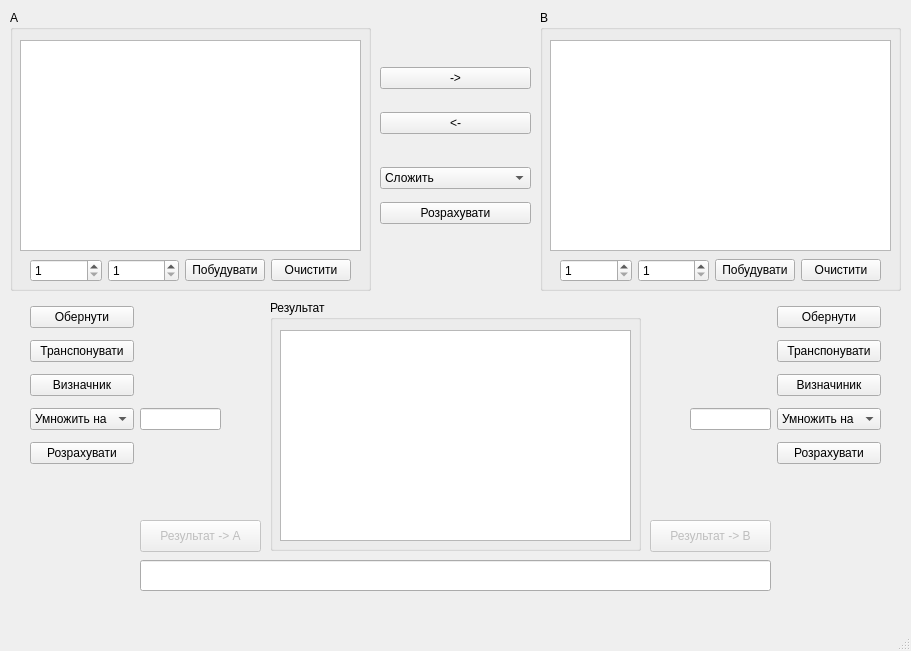
The window that mainwindow.ui (TyPaporotnyk/matrix-calculator) describes before a commit, drawn with Qt 5.
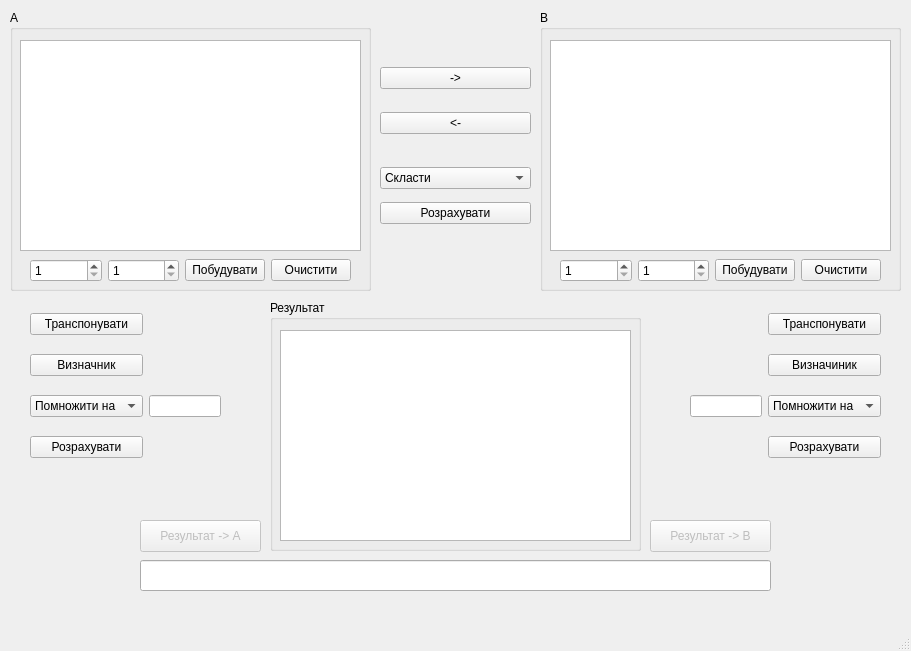
The same window after the commit.

```diff
--- a/mainwindow.ui
+++ b/mainwindow.ui
@@ -233,58 +233,51 @@
      </rect>
     </property>
     <layout class="QGridLayout" name="gridLayout_6">
-     <item row="0" column="0">
-      <widget class="QPushButton" name="matrixButon_convert_1">
-       <property name="text">
-        <string>Обернути</string>
-       </property>
-      </widget>
-     </item>
-     <item row="1" column="0">
-      <widget class="QPushButton" name="matrixButon_transpose_1">
-       <property name="text">
-        <string>Транспонувати</string>
-       </property>
-      </widget>
-     </item>
-     <item row="3" column="1">
-      <widget class="QLineEdit" name="matrix_line_1">
-       <property name="enabled">
-        <bool>true</bool>
-       </property>
-      </widget>
-     </item>
      <item row="3" column="0">
-      <widget class="QComboBox" name="matrix_operations_1">
-       <property name="currentText">
-        <string>Умножить на</string>
-       </property>
-       <item>
-        <property name="text">
-         <string>Умножить на</string>
-        </property>
-       </item>
-       <item>
-        <property name="text">
-         <string>Поделить на</string>
-        </property>
-       </item>
-      </widget>
-     </item>
-     <item row="4" column="0">
       <widget class="QPushButton" name="matrix_calc_1">
        <property name="text">
         <string>Розрахувати</string>
        </property>
       </widget>
      </item>
-     <item row="2" column="0">
+     <item row="1" column="0">
       <widget class="QPushButton" name="matrixButon_determinant_1">
        <property name="text">
         <string>Визначник</string>
        </property>
       </widget>
      </item>
+     <item row="0" column="0">
+      <widget class="QPushButton" name="matrixButon_transpose_1">
+       <property name="text">
+        <string>Транспонувати</string>
+       </property>
+      </widget>
+     </item>
+     <item row="2" column="0">
+      <widget class="QComboBox" name="matrix_operations_1">
+       <property name="currentText">
+        <string>Помножити на</string>
+       </property>
+       <item>
+        <property name="text">
+         <string>Помножити на</string>
+        </property>
+       </item>
+       <item>
+        <property name="text">
+         <string>Поділити на</string>
+        </property>
+       </item>
+      </widget>
+     </item>
+     <item row="2" column="1">
+      <widget class="QLineEdit" name="matrix_line_1">
+       <property name="enabled">
+        <bool>true</bool>
+       </property>
+      </widget>
+     </item>
     </layout>
    </widget>
    <widget class="QPushButton" name="result_to_A">
@@ -332,11 +325,11 @@
      <item row="0" column="0">
       <widget class="QComboBox" name="optionsBox">
        <property name="currentText">
-        <string>Сложить</string>
+        <string>Скласти</string>
        </property>
        <item>
         <property name="text">
-         <string>Сложить</string>
+         <string>Скласти</string>
         </property>
        </item>
        <item>
@@ -370,21 +363,38 @@
      </rect>
     </property>
     <layout class="QGridLayout" name="gridLayout_7">
-     <item row="2" column="1">
+     <item row="1" column="1">
       <widget class="QPushButton" name="matrixButon_determinant_2">
        <property name="text">
         <string>Визначиник</string>
        </property>
       </widget>
      </item>
+     <item row="2" column="1">
+      <widget class="QComboBox" name="matrix_operations_2">
+       <property name="currentText">
+        <string>Помножити на</string>
+       </property>
+       <item>
+        <property name="text">
+         <string>Помножити на</string>
+        </property>
+       </item>
+       <item>
+        <property name="text">
+         <string>Поділити на</string>
+        </property>
+       </item>
+      </widget>
+     </item>
+     <item row="2" column="0">
+      <widget class="QLineEdit" name="matrix_line_2">
+       <property name="enabled">
+        <bool>true</bool>
+       </property>
+      </widget>
+     </item>
      <item row="0" column="1">
-      <widget class="QPushButton" name="matrixButon_convert_2">
-       <property name="text">
-        <string>Обернути</string>
-       </property>
-      </widget>
-     </item>
-     <item row="1" column="1">
       <widget class="QPushButton" name="matrixButon_transpose_2">
        <property name="text">
         <string>Транспонувати</string>
@@ -392,36 +402,12 @@
       </widget>
      </item>
      <item row="3" column="1">
-      <widget class="QComboBox" name="matrix_operations_2">
-       <property name="currentText">
-        <string>Умножить на</string>
-       </property>
-       <item>
-        <property name="text">
-         <string>Умножить на</string>
-        </property>
-       </item>
-       <item>
-        <property name="text">
-         <string>Поделить на</string>
-        </property>
-       </item>
-      </widget>
-     </item>
-     <item row="4" column="1">
       <widget class="QPushButton" name="matrix_calc_2">
        <property name="text">
         <string>Розрахувати</string>
        </property>
       </widget>
      </item>
-     <item row="3" column="0">
-      <widget class="QLineEdit" name="matrix_line_2">
-       <property name="enabled">
-        <bool>true</bool>
-       </property>
-      </widget>
-     </item>
     </layout>
    </widget>
   </widget>
```
Left out of the diff: 4 changed lines with no effect on the pictures.
